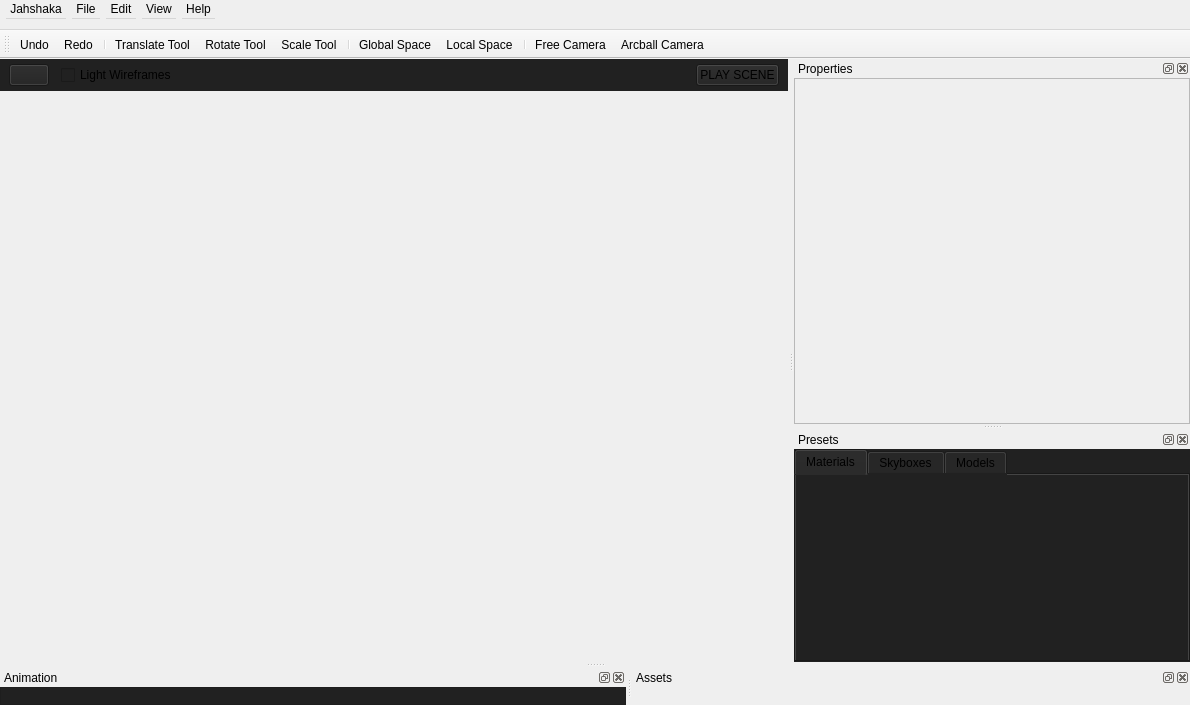
Qt form src/mainwindow.ui (jahshaka/Studio) before a commit.
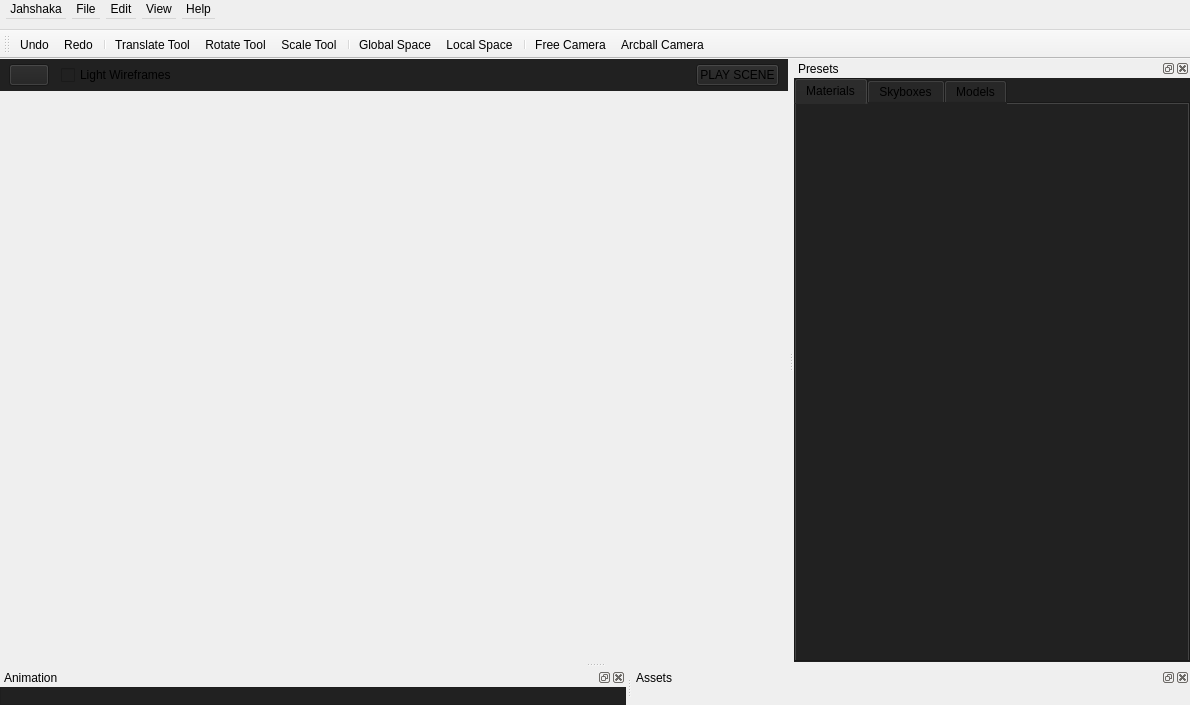
The same form after that commit. Icons and pictures are not drawn. Custom widgets are drawn as their Qt base class.

Commit message: Remove promoted SceneNodeProperties widget, code cleanup

Diff of the .ui file:
```diff
--- a/src/mainwindow.ui
+++ b/src/mainwindow.ui
@@ -673,103 +673,6 @@
     </layout>
    </widget>
   </widget>
-  <widget class="QDockWidget" name="PropertiesDock">
-   <property name="minimumSize">
-    <size>
-     <width>396</width>
-     <height>137</height>
-    </size>
-   </property>
-   <property name="maximumSize">
-    <size>
-     <width>524287</width>
-     <height>524287</height>
-    </size>
-   </property>
-   <property name="styleSheet">
-    <string notr="true"/>
-   </property>
-   <property name="windowTitle">
-    <string>Properties</string>
-   </property>
-   <attribute name="dockWidgetArea">
-    <number>2</number>
-   </attribute>
-   <widget class="QWidget" name="dockWidgetContents">
-    <property name="minimumSize">
-     <size>
-      <width>396</width>
-      <height>0</height>
-     </size>
-    </property>
-    <property name="styleSheet">
-     <string notr="true">QWidget:dockWidgetContents {
-    border: 1px solid #212121;
-}
-
-:hover{
-    border: 1px solid #3498db;
-}</string>
-    </property>
-    <layout class="QVBoxLayout" name="verticalLayout_3">
-     <property name="leftMargin">
-      <number>0</number>
-     </property>
-     <property name="topMargin">
-      <number>0</number>
-     </property>
-     <property name="rightMargin">
-      <number>0</number>
-     </property>
-     <property name="bottomMargin">
-      <number>0</number>
-     </property>
-     <item>
-      <widget class="QScrollArea" name="propertiesWidget">
-       <property name="sizePolicy">
-        <sizepolicy hsizetype="Preferred" vsizetype="Preferred">
-         <horstretch>0</horstretch>
-         <verstretch>0</verstretch>
-        </sizepolicy>
-       </property>
-       <property name="minimumSize">
-        <size>
-         <width>396</width>
-         <height>0</height>
-        </size>
-       </property>
-       <property name="styleSheet">
-        <string notr="true">QScrollBar {
-    border: 0;
-}</string>
-       </property>
-       <property name="lineWidth">
-        <number>1</number>
-       </property>
-       <property name="sizeAdjustPolicy">
-        <enum>QAbstractScrollArea::AdjustToContents</enum>
-       </property>
-       <property name="widgetResizable">
-        <bool>true</bool>
-       </property>
-       <widget class="SceneNodePropertiesWidget" name="sceneNodeProperties">
-        <property name="geometry">
-         <rect>
-          <x>0</x>
-          <y>0</y>
-          <width>394</width>
-          <height>332</height>
-         </rect>
-        </property>
-        <property name="styleSheet">
-         <string notr="true">border: 0</string>
-        </property>
-       </widget>
-      </widget>
-     </item>
-    </layout>
-   </widget>
-  </widget>
   <widget class="QToolBar" name="ToolBar">
    <property name="windowTitle">
     <string>ToolBar</string>
@@ -1273,12 +1176,6 @@
    <header>src/widgets/materialsets.h</header>
    <container>1</container>
   </customwidget>
-  <customwidget>
-   <class>SceneNodePropertiesWidget</class>
-   <extends>QWidget</extends>
-   <header>src/widgets/scenenodepropertieswidget.h</header>
-   <container>1</container>
-  </customwidget>
   <customwidget>
    <class>ModelPresets</class>
    <extends>QWidget</extends>
```
The commit also changes 2 other files.
